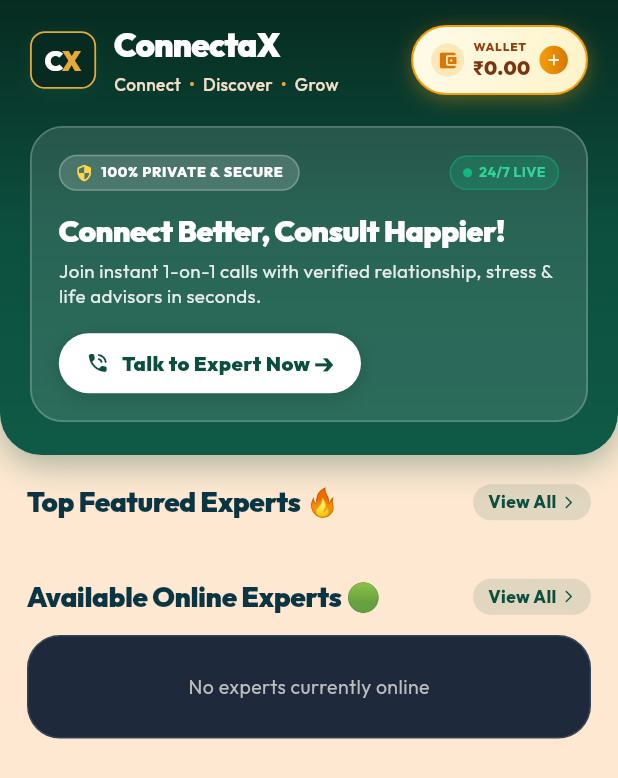
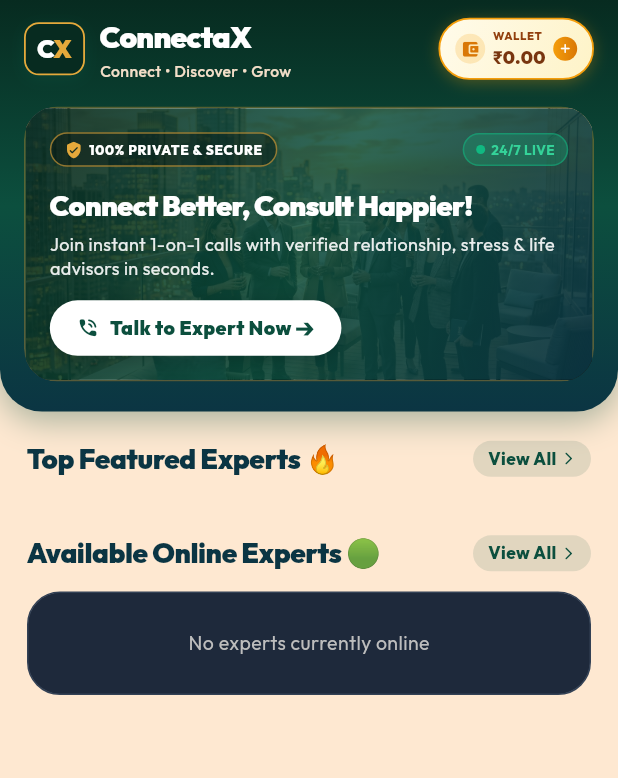
Before and after one commit to Kathiresans05/Toxic, a Flutter app: the HomeScreen screen opened directly, on a phone screen of 412 x 824 dp. Shown: the top 778 px of the screen. Run offline on Flutter 3.47's test engine with Material 3 defaults, Android fonts, the phone set to English and light mode, and no system bars; our stand-ins replace camera, cloud_firestore, dio, firebase_core, google_fonts, permission_handler and 1 more; missing offline and left inert: agora_rtc_engine, flutter_ringtone_player, google_mlkit_face_detection, razorpay_flutter; accounts and stored records are empty; network calls fail.

Commit message:
fix(customer): fix right overflow error in home header and upgrade hero banner with executive photo styling

```diff
--- a/expert-customer/lib/screens/home_screen.dart
+++ b/expert-customer/lib/screens/home_screen.dart
@@ -220,7 +220,7 @@ class _HomeScreenState extends State<HomeScreen> {
           colors: [
             Color(0xFF072B20),
             Color(0xFF0C4F3E),
-            Color(0xFF0F5A46),
+            Color(0xFF0B3543),
           ],
           begin: Alignment.topCenter,
           end: Alignment.bottomCenter,
@@ -235,24 +235,26 @@ class _HomeScreenState extends State<HomeScreen> {
         ],
       ),
       padding: EdgeInsets.only(
-        top: topPadding + 14,
-        left: 20,
-        right: 20,
-        bottom: 22,
+        top: topPadding + 10,
+        left: 16,
+        right: 16,
+        bottom: 20,
       ),
       child: Column(
         crossAxisAlignment: CrossAxisAlignment.start,
         children: [
-          // 1. Top Brand Row (ConnectaX Monogram + Luxury Golden Wallet)
+          // 1. Top Brand Row (ConnectaX Monogram + Luxury Golden Wallet) - Responsive & Zero Overflow
           Row(
             mainAxisAlignment: MainAxisAlignment.spaceBetween,
             crossAxisAlignment: CrossAxisAlignment.center,
             children: [
-              // Left: CX Monogram + ConnectaX Branding + Tagline
-              Row(
+              // Left: CX Monogram + ConnectaX Branding + Tagline (Flexible to prevent any overflow)
+              Expanded(
+                child: Row(
+                  mainAxisSize: MainAxisSize.min,
                   children: [
                     Container(
-                    padding: const EdgeInsets.symmetric(horizontal: 9, vertical: 5),
+                      padding: const EdgeInsets.symmetric(horizontal: 8, vertical: 4.5),
                       decoration: BoxDecoration(
                         color: const Color(0xFF072B20),
                         borderRadius: BorderRadius.circular(10),
@@ -274,7 +276,7 @@ class _HomeScreenState extends State<HomeScreen> {
                           Text(
                             'C',
                             style: TextStyle(
-                            fontSize: 18,
+                              fontSize: 17,
                               fontWeight: FontWeight.w900,
                               color: Colors.white,
                               letterSpacing: -1,
@@ -283,7 +285,7 @@ class _HomeScreenState extends State<HomeScreen> {
                           Text(
                             'X',
                             style: TextStyle(
-                            fontSize: 18,
+                              fontSize: 17,
                               fontWeight: FontWeight.w900,
                               color: _accentGold,
                               letterSpacing: -1,
@@ -292,28 +294,34 @@ class _HomeScreenState extends State<HomeScreen> {
                         ],
                       ),
                     ),
-                  const SizedBox(width: 12),
-                  Column(
+                    const SizedBox(width: 10),
+                    Flexible(
+                      child: Column(
                         crossAxisAlignment: CrossAxisAlignment.start,
                         mainAxisSize: MainAxisSize.min,
                         children: [
                           Row(
-                        children: [
-                          const Text(
+                            mainAxisSize: MainAxisSize.min,
+                            children: [
+                              Flexible(
+                                child: Text(
                                   'ConnectaX',
-                            style: TextStyle(
+                                  style: const TextStyle(
                                     color: Colors.white,
-                              fontSize: 22,
+                                    fontSize: 20,
                                     fontWeight: FontWeight.w900,
-                              letterSpacing: -0.6,
+                                    letterSpacing: -0.5,
+                                  ),
+                                  maxLines: 1,
+                                  overflow: TextOverflow.ellipsis,
                                 ),
                               ),
                               if (isVip) ...[
-                            const SizedBox(width: 6),
+                                const SizedBox(width: 5),
                                 Container(
                                   padding: const EdgeInsets.symmetric(
-                                horizontal: 6,
-                                vertical: 2,
+                                    horizontal: 5,
+                                    vertical: 1.5,
                                   ),
                                   decoration: BoxDecoration(
                                     gradient: const LinearGradient(
@@ -322,13 +330,13 @@ class _HomeScreenState extends State<HomeScreen> {
                                         Color(0xFFD97706),
                                       ],
                                     ),
-                                borderRadius: BorderRadius.circular(8),
+                                    borderRadius: BorderRadius.circular(6),
                                   ),
                                   child: const Text(
                                     'PRO',
                                     style: TextStyle(
                                       color: Colors.white,
-                                  fontSize: 8.5,
+                                      fontSize: 8,
                                       fontWeight: FontWeight.w900,
                                     ),
                                   ),
@@ -336,49 +344,27 @@ class _HomeScreenState extends State<HomeScreen> {
                               ],
                             ],
                           ),
-                      const SizedBox(height: 2),
-                      Row(
-                        children: const [
-                          Text(
-                            'Connect',
+                          const SizedBox(height: 1),
+                          const Text(
+                            'Connect • Discover • Grow',
                             style: TextStyle(
                               color: Color(0xFFF3DEC8),
-                              fontSize: 11.5,
+                              fontSize: 10.5,
                               fontWeight: FontWeight.w500,
                             ),
-                          ),
-                          Padding(
-                            padding: EdgeInsets.symmetric(horizontal: 5),
-                            child: Text('•', style: TextStyle(color: _accentGold, fontSize: 13)),
-                          ),
-                          Text(
-                            'Discover',
-                            style: TextStyle(
-                              color: Color(0xFFF3DEC8),
-                              fontSize: 11.5,
-                              fontWeight: FontWeight.w500,
-                            ),
-                          ),
-                          Padding(
-                            padding: EdgeInsets.symmetric(horizontal: 5),
-                            child: Text('•', style: TextStyle(color: _accentGold, fontSize: 13)),
-                          ),
-                          Text(
-                            'Grow',
-                            style: TextStyle(
-                              color: Color(0xFFF3DEC8),
-                              fontSize: 11.5,
-                              fontWeight: FontWeight.w500,
-                            ),
-                          ),
-                        ],
-                      ),
-                    ],
-                  ),
-                ],
-              ),
-
-              // Right: Luxury Golden Wallet Pill (Requested by user)
+                            maxLines: 1,
+                            overflow: TextOverflow.ellipsis,
+                          ),
+                        ],
+                      ),
+                    ),
+                  ],
+                ),
+              ),
+
+              const SizedBox(width: 8),
+
+              // Right: Luxury Golden Wallet Pill (Compact & Zero Overflow)
               InkWell(
                 onTap: () {
                   Navigator.push(
@@ -388,11 +374,11 @@ class _HomeScreenState extends State<HomeScreen> {
                     ),
                   );
                 },
-                borderRadius: BorderRadius.circular(30),
+                borderRadius: BorderRadius.circular(24),
                 child: Container(
                   padding: const EdgeInsets.symmetric(
-                    horizontal: 12,
-                    vertical: 7,
+                    horizontal: 10,
+                    vertical: 5.5,
                   ),
                   decoration: BoxDecoration(
                     gradient: const LinearGradient(
@@ -400,16 +386,16 @@ class _HomeScreenState extends State<HomeScreen> {
                       begin: Alignment.topLeft,
                       end: Alignment.bottomRight,
                     ),
-                    borderRadius: BorderRadius.circular(30),
+                    borderRadius: BorderRadius.circular(24),
                     border: Border.all(
                       color: const Color(0xFFF59E0B),
-                      width: 1.4,
+                      width: 1.2,
                     ),
                     boxShadow: [
                       BoxShadow(
-                        color: const Color(0xFFF59E0B).withValues(alpha: 0.35),
-                        blurRadius: 10,
-                        offset: const Offset(0, 3),
+                        color: const Color(0xFFF59E0B).withValues(alpha: 0.3),
+                        blurRadius: 8,
+                        offset: const Offset(0, 2),
                       ),
                     ],
                   ),
@@ -417,18 +403,18 @@ class _HomeScreenState extends State<HomeScreen> {
                     mainAxisSize: MainAxisSize.min,
                     children: [
                       Container(
-                        padding: const EdgeInsets.all(4),
+                        padding: const EdgeInsets.all(3.5),
                         decoration: BoxDecoration(
                           color: const Color(0xFFF59E0B).withValues(alpha: 0.2),
                           shape: BoxShape.circle,
                         ),
                         child: const Icon(
                           Icons.account_balance_wallet_rounded,
-                          size: 14,
+                          size: 13,
                           color: Color(0xFFD97706),
                         ),
                       ),
-                      const SizedBox(width: 6),
+                      const SizedBox(width: 5),
                       Column(
                         crossAxisAlignment: CrossAxisAlignment.start,
                         mainAxisSize: MainAxisSize.min,
@@ -437,24 +423,24 @@ class _HomeScreenState extends State<HomeScreen> {
                             'WALLET',
                             style: TextStyle(
                               color: Color(0xFF92400E),
-                              fontSize: 8,
+                              fontSize: 7.5,
                               fontWeight: FontWeight.w800,
-                              letterSpacing: 0.5,
+                              letterSpacing: 0.4,
                             ),
                           ),
                           Text(
                             '₹${balance.toStringAsFixed(2)}',
                             style: const TextStyle(
                               color: Color(0xFF78350F),
-                              fontSize: 13,
+                              fontSize: 12,
                               fontWeight: FontWeight.w900,
                             ),
                           ),
                         ],
                       ),
-                      const SizedBox(width: 6),
+                      const SizedBox(width: 5),
                       Container(
-                        padding: const EdgeInsets.all(3.5),
+                        padding: const EdgeInsets.all(3),
                         decoration: const BoxDecoration(
                           gradient: LinearGradient(
                             colors: [Color(0xFFF59E0B), Color(0xFFD97706)],
@@ -463,7 +449,7 @@ class _HomeScreenState extends State<HomeScreen> {
                         ),
                         child: const Icon(
                           Icons.add_rounded,
-                          size: 12,
+                          size: 10,
                           color: Colors.white,
                         ),
                       ),
@@ -474,20 +460,55 @@ class _HomeScreenState extends State<HomeScreen> {
             ],
           ),
 
-          const SizedBox(height: 18),
-
-          // 2. Glassmorphic Hero Consultation Banner
-          Container(
+          const SizedBox(height: 16),
+
+          // 2. Realistic Executive Photographic Hero Consultation Banner
+          ClipRRect(
+            borderRadius: BorderRadius.circular(22),
+            child: Container(
               width: double.infinity,
-            padding: const EdgeInsets.all(18),
-            decoration: BoxDecoration(
-              color: Colors.white.withValues(alpha: 0.12),
+              decoration: BoxDecoration(
                 borderRadius: BorderRadius.circular(22),
                 border: Border.all(
-                color: Colors.white.withValues(alpha: 0.22),
+                  color: _accentGold.withValues(alpha: 0.35),
                   width: 1.2,
                 ),
-            ),
+                boxShadow: [
+                  BoxShadow(
+                    color: Colors.black.withValues(alpha: 0.2),
+                    blurRadius: 14,
+                    offset: const Offset(0, 4),
+                  ),
+                ],
+              ),
+              child: Stack(
+                children: [
+                  // Photo background from Login Hero
+                  Positioned.fill(
+                    child: Image.asset(
+                      'assets/images/login_hero.jpg',
+                      fit: BoxFit.cover,
+                    ),
+                  ),
+                  // Executive Gradient Overlay for Perfect Contrast
+                  Positioned.fill(
+                    child: Container(
+                      decoration: BoxDecoration(
+                        gradient: LinearGradient(
+                          begin: Alignment.topLeft,
+                          end: Alignment.bottomRight,
+                          colors: [
+                            const Color(0xFF072B20).withValues(alpha: 0.90),
+                            const Color(0xFF0C4F3E).withValues(alpha: 0.85),
+                            const Color(0xFF0B3543).withValues(alpha: 0.92),
+                          ],
+                        ),
+                      ),
+                    ),
+                  ),
+                  // Banner Content
+                  Padding(
+                    padding: const EdgeInsets.all(16),
                     child: Column(
                       crossAxisAlignment: CrossAxisAlignment.start,
                       children: [
@@ -496,30 +517,30 @@ class _HomeScreenState extends State<HomeScreen> {
                           children: [
                             Container(
                               padding: const EdgeInsets.symmetric(
-                        horizontal: 10,
+                                horizontal: 9,
                                 vertical: 4,
                               ),
                               decoration: BoxDecoration(
-                        color: Colors.white.withValues(alpha: 0.16),
+                                color: Colors.black.withValues(alpha: 0.3),
                                 borderRadius: BorderRadius.circular(20),
                                 border: Border.all(
-                          color: Colors.white.withValues(alpha: 0.25),
+                                  color: _accentGold.withValues(alpha: 0.6),
                                 ),
                               ),
                               child: const Row(
                                 mainAxisSize: MainAxisSize.min,
                                 children: [
                                   Icon(
-                            Icons.security_rounded,
-                            color: Color(0xFFFFD54F),
+                                    Icons.verified_user_rounded,
+                                    color: _accentGold,
                                     size: 12,
                                   ),
-                          SizedBox(width: 5),
+                                  SizedBox(width: 4),
                                   Text(
                                     '100% PRIVATE & SECURE',
                                     style: TextStyle(
                                       color: Colors.white,
-                              fontSize: 9.5,
+                                      fontSize: 9,
                                       fontWeight: FontWeight.w800,
                                       letterSpacing: 0.5,
                                     ),
@@ -533,10 +554,10 @@ class _HomeScreenState extends State<HomeScreen> {
                                 vertical: 3.5,
                               ),
                               decoration: BoxDecoration(
-                        color: const Color(0xFF10B981).withValues(alpha: 0.22),
+                                color: const Color(0xFF10B981).withValues(alpha: 0.25),
                                 borderRadius: BorderRadius.circular(12),
                                 border: Border.all(
-                          color: const Color(0xFF10B981).withValues(alpha: 0.4),
+                                  color: const Color(0xFF10B981).withValues(alpha: 0.5),
                                 ),
                               ),
                               child: const Row(
@@ -546,12 +567,12 @@ class _HomeScreenState extends State<HomeScreen> {
                                     radius: 3,
                                     backgroundColor: Color(0xFF10B981),
                                   ),
-                          SizedBox(width: 4.5),
+                                  SizedBox(width: 4),
                                   Text(
                                     '24/7 LIVE',
                                     style: TextStyle(
                                       color: Color(0xFF34D399),
-                              fontSize: 9.5,
+                                      fontSize: 9,
                                       fontWeight: FontWeight.bold,
                                     ),
                                   ),
@@ -565,7 +586,7 @@ class _HomeScreenState extends State<HomeScreen> {
                           'Connect Better, Consult Happier!',
                           style: TextStyle(
                             color: Colors.white,
-                    fontSize: 20,
+                            fontSize: 19,
                             fontWeight: FontWeight.w900,
                             letterSpacing: -0.4,
                           ),
@@ -574,12 +595,12 @@ class _HomeScreenState extends State<HomeScreen> {
                         Text(
                           'Join instant 1-on-1 calls with verified relationship, stress & life advisors in seconds.',
                           style: TextStyle(
-                    color: Colors.white.withValues(alpha: 0.88),
-                    fontSize: 12.5,
+                            color: Colors.white.withValues(alpha: 0.9),
+                            fontSize: 12,
                             height: 1.35,
                           ),
                         ),
-                const SizedBox(height: 16),
+                        const SizedBox(height: 14),
                         InkWell(
                           onTap: () {
                             Navigator.push(
@@ -593,14 +614,14 @@ class _HomeScreenState extends State<HomeScreen> {
                           child: Container(
                             padding: const EdgeInsets.symmetric(
                               horizontal: 18,
-                      vertical: 10,
+                              vertical: 9,
                             ),
                             decoration: BoxDecoration(
                               color: Colors.white,
                               borderRadius: BorderRadius.circular(24),
                               boxShadow: [
                                 BoxShadow(
-                          color: Colors.black.withValues(alpha: 0.15),
+                                  color: Colors.black.withValues(alpha: 0.2),
                                   blurRadius: 10,
                                   offset: const Offset(0, 3),
                                 ),
@@ -611,15 +632,15 @@ class _HomeScreenState extends State<HomeScreen> {
                               children: [
                                 const Icon(
                                   Icons.phone_in_talk_rounded,
-                          size: 16,
+                                  size: 15,
                                   color: _brandGreen,
                                 ),
-                        const SizedBox(width: 8),
+                                const SizedBox(width: 7),
                                 const Text(
                                   'Talk to Expert Now ➔',
                                   style: TextStyle(
                                     color: _brandGreen,
-                            fontSize: 13.5,
+                                    fontSize: 13,
                                     fontWeight: FontWeight.w900,
                                   ),
                                 ),
@@ -628,6 +649,10 @@ class _HomeScreenState extends State<HomeScreen> {
                           ),
                         ),
                       ],
+                    ),
+                  ),
+                ],
+              ),
             ),
           ),
         ],
```
Lines whose indentation alone changed are shown as unchanged.
